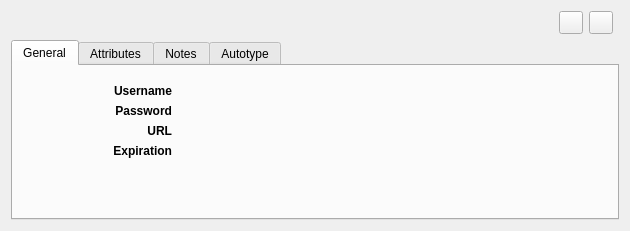
Old version of the form src/gui/DetailsWidget.ui in the repository keepassxreboot/keepassxc.
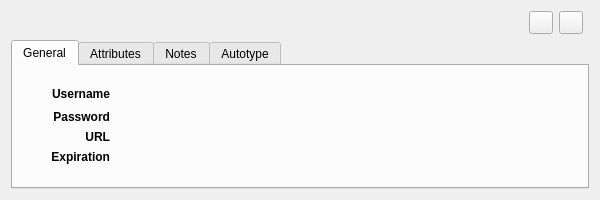
New version of the form.

Commit message: Allow to change the height of the preview panel (#1135)

```diff
--- a/src/gui/DetailsWidget.ui
+++ b/src/gui/DetailsWidget.ui
@@ -6,22 +6,10 @@
    <rect>
     <x>0</x>
     <y>0</y>
-    <width>630</width>
+    <width>600</width>
     <height>200</height>
    </rect>
   </property>
-  <property name="sizePolicy">
-   <sizepolicy hsizetype="MinimumExpanding" vsizetype="Minimum">
-    <horstretch>0</horstretch>
-    <verstretch>0</verstretch>
-   </sizepolicy>
-  </property>
-  <property name="maximumSize">
-   <size>
-    <width>16777215</width>
-    <height>200</height>
-   </size>
-  </property>
   <layout class="QVBoxLayout" name="verticalLayout_3">
    <item>
     <layout class="QHBoxLayout" name="horizontalLayout" stretch="0,0,0,0,0,0,0">
@@ -166,21 +154,96 @@
       <layout class="QVBoxLayout" name="verticalLayout_5">
        <item>
         <widget class="QStackedWidget" name="stackedWidget">
-         <property name="sizePolicy">
-          <sizepolicy hsizetype="Preferred" vsizetype="Minimum">
-           <horstretch>0</horstretch>
-           <verstretch>0</verstretch>
-          </sizepolicy>
-         </property>
          <property name="currentIndex">
           <number>0</number>
          </property>
          <widget class="QWidget" name="entryPage">
-          <layout class="QGridLayout" name="gridLayout" columnstretch="1,3">
+          <layout class="QGridLayout" name="gridLayout" columnstretch="0,0,1">
+           <item row="0" column="2">
+            <widget class="QLabel" name="usernameLabel">
+             <property name="textInteractionFlags">
+              <set>Qt::LinksAccessibleByMouse|Qt::TextSelectableByMouse</set>
+             </property>
+            </widget>
+           </item>
            <item row="1" column="1">
-            <widget class="QLabel" name="passwordLabel"/>
+            <widget class="QLabel" name="passwordLabel_2">
+             <property name="sizePolicy">
+              <sizepolicy hsizetype="Minimum" vsizetype="Preferred">
+               <horstretch>0</horstretch>
+               <verstretch>0</verstretch>
+              </sizepolicy>
+             </property>
+             <property name="font">
+              <font>
+               <weight>75</weight>
+               <bold>true</bold>
+              </font>
+             </property>
+             <property name="text">
+              <string>Password</string>
+             </property>
+             <property name="alignment">
+              <set>Qt::AlignRight|Qt::AlignTrailing|Qt::AlignVCenter</set>
+             </property>
+            </widget>
+           </item>
+           <item row="0" column="0">
+            <spacer name="horizontalSpacer_2">
+             <property name="orientation">
+              <enum>Qt::Horizontal</enum>
+             </property>
+             <property name="sizeType">
+              <enum>QSizePolicy::Fixed</enum>
+             </property>
+             <property name="sizeHint" stdset="0">
+              <size>
+               <width>20</width>
+               <height>20</height>
+              </size>
+             </property>
+            </spacer>
+           </item>
+           <item row="3" column="2">
+            <widget class="QLabel" name="expirationLabel"/>
+           </item>
+           <item row="4" column="2">
+            <spacer name="verticalSpacer_2">
+             <property name="orientation">
+              <enum>Qt::Vertical</enum>
+             </property>
+             <property name="sizeHint" stdset="0">
+              <size>
+               <width>20</width>
+               <height>0</height>
+              </size>
+             </property>
+            </spacer>
            </item>
            <item row="2" column="1">
+            <widget class="QLabel" name="urlLabel_2">
+             <property name="sizePolicy">
+              <sizepolicy hsizetype="Minimum" vsizetype="Preferred">
+               <horstretch>0</horstretch>
+               <verstretch>0</verstretch>
+              </sizepolicy>
+             </property>
+             <property name="font">
+              <font>
+               <pointsize>9</pointsize>
+               <weight>75</weight>
+               <bold>true</bold>
+              </font>
+             </property>
+             <property name="text">
+              <string>URL</string>
+             </property>
+             <property name="alignment">
+              <set>Qt::AlignRight|Qt::AlignTrailing|Qt::AlignVCenter</set>
+             </property>
+            </widget>
+           </item>
+           <item row="2" column="2">
             <widget class="QLabel" name="urlLabel">
              <property name="sizePolicy">
               <sizepolicy hsizetype="Minimum" vsizetype="Preferred">
@@ -196,7 +259,7 @@
              </property>
             </widget>
            </item>
-           <item row="3" column="0">
+           <item row="3" column="1">
             <widget class="QLabel" name="expirationLabel_2">
              <property name="sizePolicy">
               <sizepolicy hsizetype="Minimum" vsizetype="Preferred">
@@ -218,55 +281,10 @@
              </property>
             </widget>
            </item>
-           <item row="2" column="0">
-            <widget class="QLabel" name="urlLabel_2">
-             <property name="sizePolicy">
-              <sizepolicy hsizetype="Minimum" vsizetype="Preferred">
-               <horstretch>0</horstretch>
-               <verstretch>0</verstretch>
-              </sizepolicy>
-             </property>
-             <property name="font">
-              <font>
-               <pointsize>9</pointsize>
-               <weight>75</weight>
-               <bold>true</bold>
-              </font>
-             </property>
-             <property name="text">
-              <string>URL</string>
-             </property>
-             <property name="alignment">
-              <set>Qt::AlignRight|Qt::AlignTrailing|Qt::AlignVCenter</set>
-             </property>
-            </widget>
+           <item row="1" column="2">
+            <widget class="QLabel" name="passwordLabel"/>
            </item>
-           <item row="3" column="1">
-            <widget class="QLabel" name="expirationLabel"/>
-           </item>
-           <item row="1" column="0">
-            <widget class="QLabel" name="passwordLabel_2">
-             <property name="sizePolicy">
-              <sizepolicy hsizetype="Minimum" vsizetype="Preferred">
-               <horstretch>0</horstretch>
-               <verstretch>0</verstretch>
-              </sizepolicy>
-             </property>
-             <property name="font">
-              <font>
-               <weight>75</weight>
-               <bold>true</bold>
-              </font>
-             </property>
-             <property name="text">
-              <string>Password</string>
-             </property>
-             <property name="alignment">
-              <set>Qt::AlignRight|Qt::AlignTrailing|Qt::AlignVCenter</set>
-             </property>
-            </widget>
-           </item>
-           <item row="0" column="0">
+           <item row="0" column="1">
             <widget class="QLabel" name="usernameLabel_2">
              <property name="sizePolicy">
               <sizepolicy hsizetype="Minimum" vsizetype="Preferred">
@@ -291,26 +309,6 @@
              </property>
             </widget>
            </item>
-           <item row="0" column="1">
-            <widget class="QLabel" name="usernameLabel">
-             <property name="textInteractionFlags">
-              <set>Qt::LinksAccessibleByMouse|Qt::TextSelectableByMouse</set>
-             </property>
-            </widget>
-           </item>
-           <item row="4" column="1">
-            <spacer name="verticalSpacer_2">
-             <property name="orientation">
-              <enum>Qt::Vertical</enum>
-             </property>
-             <property name="sizeHint" stdset="0">
-              <size>
-               <width>20</width>
-               <height>40</height>
-              </size>
-             </property>
-            </spacer>
-           </item>
           </layout>
          </widget>
          <widget class="QWidget" name="groupPage">
```
Left out of the diff: 110 changed lines with no effect on the pictures.
